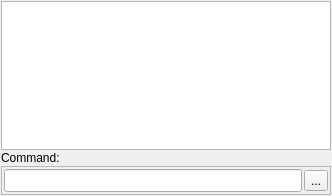
First picture: the form in librecad/src/ui/forms/qg_commandwidget.ui, repository LibreCAD/LibreCAD, before the edit.
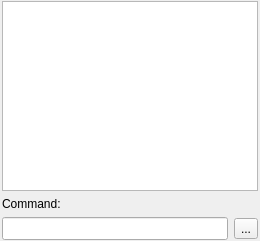
Second picture: the form after the edit. Icons and pictures are not drawn. Custom widgets are drawn as their Qt base class.

Diff of the .ui file:
```diff
--- a/librecad/src/ui/forms/qg_commandwidget.ui
+++ b/librecad/src/ui/forms/qg_commandwidget.ui
@@ -6,35 +6,87 @@
    <rect>
     <x>0</x>
     <y>0</y>
-    <width>332</width>
-    <height>196</height>
+    <width>260</width>
+    <height>241</height>
    </rect>
   </property>
   <property name="windowTitle">
    <string>Command Line</string>
   </property>
-  <layout class="QVBoxLayout">
-   <property name="spacing">
-    <number>1</number>
-   </property>
+  <layout class="QGridLayout" name="gridLayout" rowstretch="10,0,0">
    <property name="leftMargin">
-    <number>1</number>
+    <number>2</number>
    </property>
    <property name="topMargin">
     <number>1</number>
    </property>
    <property name="rightMargin">
-    <number>1</number>
+    <number>2</number>
    </property>
    <property name="bottomMargin">
     <number>1</number>
    </property>
-   <item>
+   <item row="2" column="0">
+    <widget class="QG_CommandEdit" name="leCommand">
+     <property name="minimumSize">
+      <size>
+       <width>0</width>
+       <height>23</height>
+      </size>
+     </property>
+     <property name="baseSize">
+      <size>
+       <width>0</width>
+       <height>23</height>
+      </size>
+     </property>
+    </widget>
+   </item>
+   <item row="2" column="1">
+    <widget class="QToolButton" name="options_button">
+     <property name="text">
+      <string>...</string>
+     </property>
+     <property name="icon">
+      <iconset resource="../../../res/icons/icons.qrc">
+       <normaloff>:/icons/options.svg</normaloff>:/icons/options.svg</iconset>
+     </property>
+     <property name="iconSize">
+      <size>
+       <width>12</width>
+       <height>12</height>
+      </size>
+     </property>
+     <property name="popupMode">
+      <enum>QToolButton::InstantPopup</enum>
+     </property>
+     <property name="toolButtonStyle">
+      <enum>Qt::ToolButtonIconOnly</enum>
+     </property>
+    </widget>
+   </item>
+   <item row="1" column="0" colspan="2">
+    <widget class="QLabel" name="lCommand">
+     <property name="text">
+      <string>Command:</string>
+     </property>
+     <property name="wordWrap">
+      <bool>false</bool>
+     </property>
+    </widget>
+   </item>
+   <item row="0" column="0" colspan="2">
     <widget class="QG_CommandHistory" name="teHistory">
+     <property name="sizePolicy">
+      <sizepolicy hsizetype="Expanding" vsizetype="Minimum">
+       <horstretch>0</horstretch>
+       <verstretch>0</verstretch>
+      </sizepolicy>
+     </property>
      <property name="minimumSize">
       <size>
-       <width>0</width>
-       <height>46</height>
+       <width>1</width>
+       <height>1</height>
       </size>
      </property>
      <property name="focusPolicy">
@@ -65,8 +117,8 @@
 hr { height: 1px; border-width: 0; }
 li.unchecked::marker { content: &quot;\2610&quot;; }
 li.checked::marker { content: &quot;\2612&quot;; }
-&lt;/style&gt;&lt;/head&gt;&lt;body style=&quot; font-family:'Sans'; font-size:9pt; font-weight:400; font-style:normal;&quot;&gt;
-&lt;p style=&quot;-qt-paragraph-type:empty; margin-top:0px; margin-bottom:0px; margin-left:0px; margin-right:0px; -qt-block-indent:0; text-indent:0px; font-size:10pt;&quot;&gt;&lt;br /&gt;&lt;/p&gt;&lt;/body&gt;&lt;/html&gt;</string>
+&lt;/style&gt;&lt;/head&gt;&lt;body style=&quot; font-family:'Segoe UI'; font-size:9pt; font-weight:400; font-style:normal;&quot;&gt;
+&lt;p style=&quot;-qt-paragraph-type:empty; margin-top:0px; margin-bottom:0px; margin-left:0px; margin-right:0px; -qt-block-indent:0; text-indent:0px; font-family:'Sans'; font-size:10pt;&quot;&gt;&lt;br /&gt;&lt;/p&gt;&lt;/body&gt;&lt;/html&gt;</string>
      </property>
      <property name="acceptRichText">
       <bool>false</bool>
@@ -76,82 +128,6 @@
      </property>
     </widget>
    </item>
-   <item>
-    <widget class="QLabel" name="lCommand">
-     <property name="text">
-      <string>Command:</string>
-     </property>
-     <property name="wordWrap">
-      <bool>false</bool>
-     </property>
-    </widget>
-   </item>
-   <item>
-    <widget class="QFrame" name="frame">
-     <property name="frameShape">
-      <enum>QFrame::StyledPanel</enum>
-     </property>
-     <property name="frameShadow">
-      <enum>QFrame::Raised</enum>
-     </property>
-     <layout class="QHBoxLayout" name="horizontalLayout">
-      <property name="spacing">
-       <number>2</number>
-      </property>
-      <property name="leftMargin">
-       <number>2</number>
-      </property>
-      <property name="topMargin">
-       <number>2</number>
-      </property>
-      <property name="rightMargin">
-       <number>2</number>
-      </property>
-      <property name="bottomMargin">
-       <number>2</number>
-      </property>
-      <item>
-       <widget class="QG_CommandEdit" name="leCommand">
-        <property name="minimumSize">
-         <size>
-          <width>0</width>
-          <height>23</height>
-         </size>
-        </property>
-        <property name="baseSize">
-         <size>
-          <width>0</width>
-          <height>23</height>
-         </size>
-        </property>
-       </widget>
-      </item>
-      <item>
-       <widget class="QToolButton" name="options_button">
-        <property name="text">
-         <string>...</string>
-        </property>
-        <property name="icon">
-         <iconset resource="../../../res/icons/icons.qrc">
-          <normaloff>:/icons/options.svg</normaloff>:/icons/options.svg</iconset>
-        </property>
-        <property name="iconSize">
-         <size>
-          <width>12</width>
-          <height>12</height>
-         </size>
-        </property>
-        <property name="popupMode">
-         <enum>QToolButton::InstantPopup</enum>
-        </property>
-        <property name="toolButtonStyle">
-         <enum>Qt::ToolButtonIconOnly</enum>
-        </property>
-       </widget>
-      </item>
-     </layout>
-    </widget>
-   </item>
   </layout>
  </widget>
  <layoutdefault spacing="6" margin="11"/>
```
